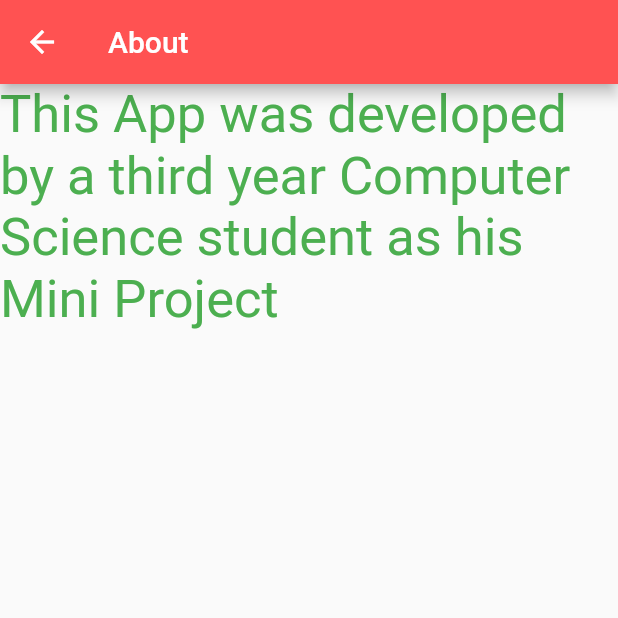
After one commit to Jeffery-Bernasko/emergency_ambulance, a Flutter app: the MainScreen screen opened by its route, in the side drawer, after a tap on "About", on a phone screen of 412 x 824 dp, the top half of it. The commit adds this screen. Run offline on Flutter 3.47's test engine with Material 2 defaults, Android fonts, the phone set to English and light mode, and no system bars; drawn by our look-alikes of animated_text_kit; our stand-ins replace firebase_auth, firebase_core, firebase_database, fluttertoast, font_awesome_flutter, geolocator and 1 more; missing offline and left inert: flutter_polyline_points; accounts and stored records are empty; Roboto replaces fonts that are missing (Horizon).

Commit message:
Updated Code

```diff
--- /dev/null
+++ b/lib/allScreen/about.dart
@@ -0,0 +1,35 @@
+import 'package:animated_text_kit/animated_text_kit.dart';
+import 'package:flutter/material.dart';
+
+class About extends StatelessWidget {
+  @override
+  Widget build(BuildContext context) {
+    const colorizeTextStyle = TextStyle(
+      fontSize: 35.0,
+      fontFamily: 'Horizon',
+    );
+
+    const colorizeColors = [
+      Colors.green,
+      Colors.purple,
+      Colors.pink,
+      Colors.blue,
+      Colors.yellow,
+      Colors.red,
+    ];
+    return Scaffold(
+        appBar: AppBar(
+          backgroundColor: Colors.redAccent,
+          title: Text('About'),
+        ),
+        body: Container(
+          child: AnimatedTextKit(animatedTexts: [
+            ColorizeAnimatedText(
+              'This App was developed by a third year Computer Science student as his Mini Project',
+              textStyle: colorizeTextStyle,
+              colors: colorizeColors,
+            ),
+          ]),
+        ));
+  }
+}
--- a/lib/allScreen/mainscreen.dart
+++ b/lib/allScreen/mainscreen.dart
@@ -3,6 +3,7 @@ import 'dart:async';
 import 'package:animated_text_kit/animated_text_kit.dart';
 import 'package:emergency_ambulance/Assistants/assistantMethod.dart';
 import 'package:emergency_ambulance/Models/directionDetails.dart';
+import 'package:emergency_ambulance/allScreen/about.dart';
 import 'package:emergency_ambulance/allScreen/loginScreen.dart';
 import 'package:emergency_ambulance/allScreen/searchScreen.dart';
 import 'package:emergency_ambulance/allwidgets/progressDialog.dart';
@@ -43,7 +44,7 @@ class _MainScreenState extends State<MainScreen> with TickerProviderStateMixin {
 
   double rideDetailsContainerHeight = 0;
   double requestRideContainerHeight = 0;
-  double searchContainerHeight = 300.0;
+  double searchContainerHeight = 200.0;
 
   bool drawerOpen = true;
 
@@ -242,11 +243,19 @@ class _MainScreenState extends State<MainScreen> with TickerProviderStateMixin {
                   style: TextStyle(fontSize: 16.0),
                 ),
               ),
-              ListTile(
-                leading: Icon(Icons.info),
-                title: Text(
-                  "About",
-                  style: TextStyle(fontSize: 16.0),
+              GestureDetector(
+                onTap: () {
+                  Navigator.push(
+                    context,
+                    MaterialPageRoute(builder: (context) => About()),
+                  );
+                },
+                child: ListTile(
+                  leading: Icon(Icons.info),
+                  title: Text(
+                    "About",
+                    style: TextStyle(fontSize: 16.0),
+                  ),
                 ),
               ),
               GestureDetector(
@@ -501,20 +510,20 @@ class _MainScreenState extends State<MainScreen> with TickerProviderStateMixin {
                                         ? tripDirectionDetails.distanceText
                                         : ''),
                                     style: TextStyle(
-                                        fontSize: 16.0, color: Colors.grey),
+                                        fontSize: 16.0, color: Colors.white),
                                   )
                                 ],
                               ),
                               Expanded(
                                 child: Container(),
                               ),
-                              Text(
-                                ((tripDirectionDetails != null)
-                                    ? '\$${AssistantMethods.calculateFares(tripDirectionDetails)}'
-                                    : ''),
-                                style: TextStyle(
-                                    fontSize: 16.0, color: Colors.grey),
-                              )
+                              // Text(
+                              // ((tripDirectionDetails != null)
+                              //   ? '\$${AssistantMethods.calculateFares(tripDirectionDetails)}'
+                              // : ''),
+                              // style: TextStyle(
+                              // fontSize: 16.0, color: Colors.white),
+                              //)
                             ],
                           ),
                         ),
@@ -552,7 +561,7 @@ class _MainScreenState extends State<MainScreen> with TickerProviderStateMixin {
                           onPressed: () {
                             displayRequestRideContainer();
                           },
-                          color: Theme.of(context).accentColor,
+                          color: Colors.redAccent[100],
                           child: Padding(
                             padding: EdgeInsets.all(17.0),
                             child: Row(
```
